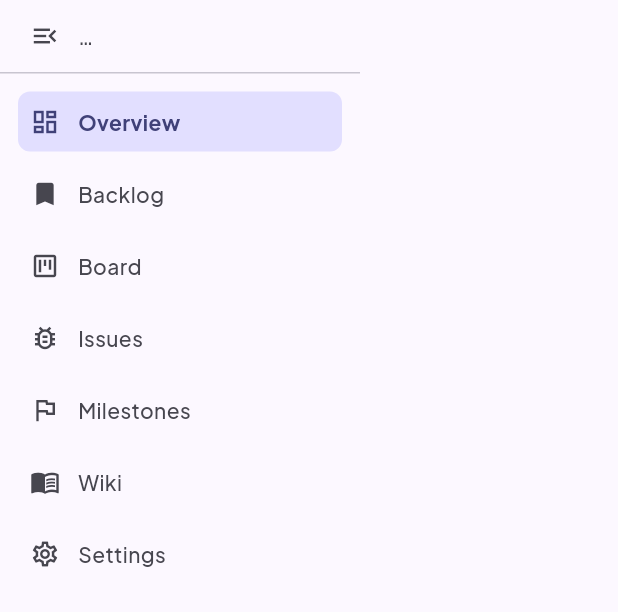
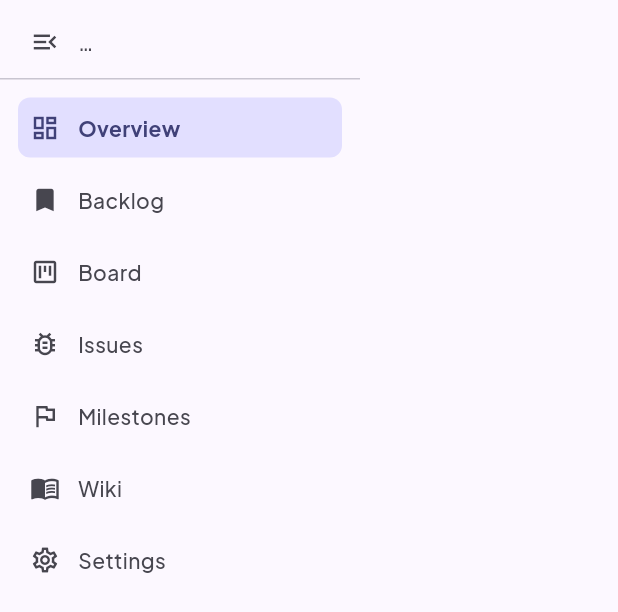
Before and after one commit to intellisoftalpin/intellipilot-front, a Flutter app: the _ProjectRail widget shown alone on an empty page, opened directly with empty values, after a tap on the "menu" icon, on a phone screen of 412 x 824 dp. Shown: the top 612 px of the screen. Run offline on Flutter 3.47's test engine with Material 3 defaults, Android fonts, the light colour scheme and no system bars; drawn by our look-alikes of dynamic_color; our stand-ins replace bloc, cookie_jar, dio, dio_cookie_manager, equatable, flutter_bloc and 7 more; missing offline and left inert: dart:js_interop; accounts and stored records are empty; generated files the repository leaves out were written again; network calls fail.

Commit message:
fix(shell): align rail header divider with top bar bottom border
Adds a 4px spacer above the rail header row so its divider lands at
y=52 — same as the top bar's bottom border on the right column.
Without it the rail divider sat 4px above the toolbar's line.

Also removes the stray lines.png reference screenshot.

```diff
--- a/lib/app/shell/main_shell.dart
+++ b/lib/app/shell/main_shell.dart
@@ -511,6 +511,10 @@ class _ProjectRailState extends State<_ProjectRail> {
         child: Column(
           crossAxisAlignment: CrossAxisAlignment.stretch,
           children: [
+            // 4px top padding aligns the rail header divider with the
+            // top bar's 52px bottom border on the right column — without
+            // it the rail divider lands 4px above the toolbar's line.
+            const SizedBox(height: 4),
             _RailRow(
               icon: expanded ? Icons.menu_open : Icons.menu,
               label: expanded
```
